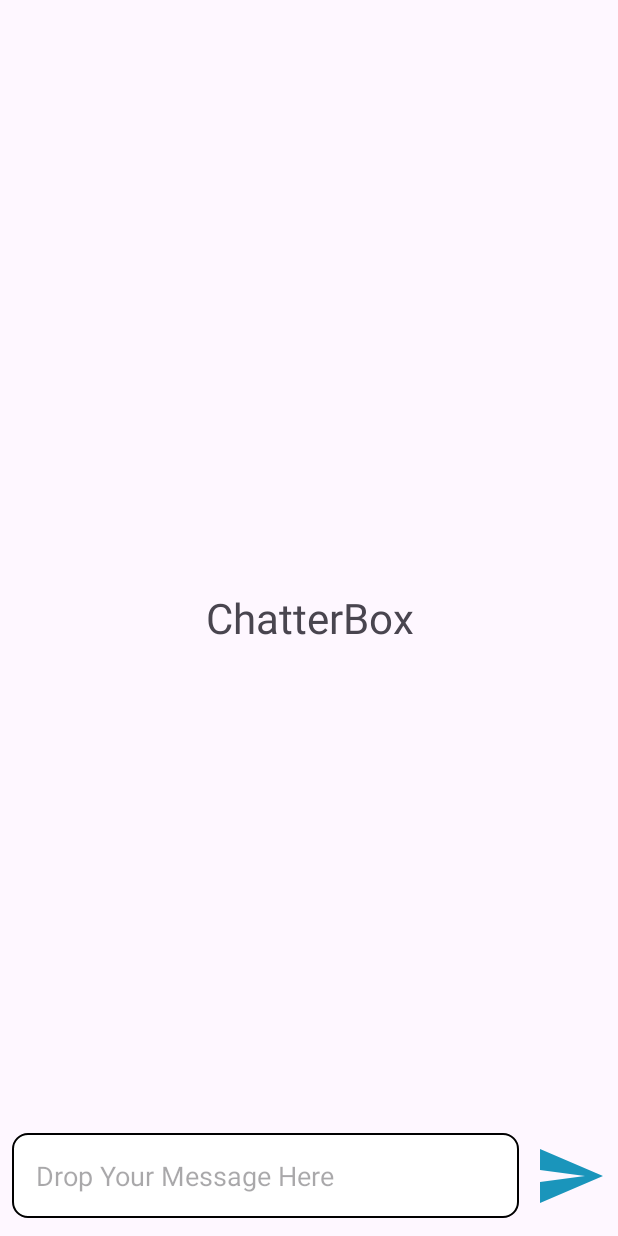
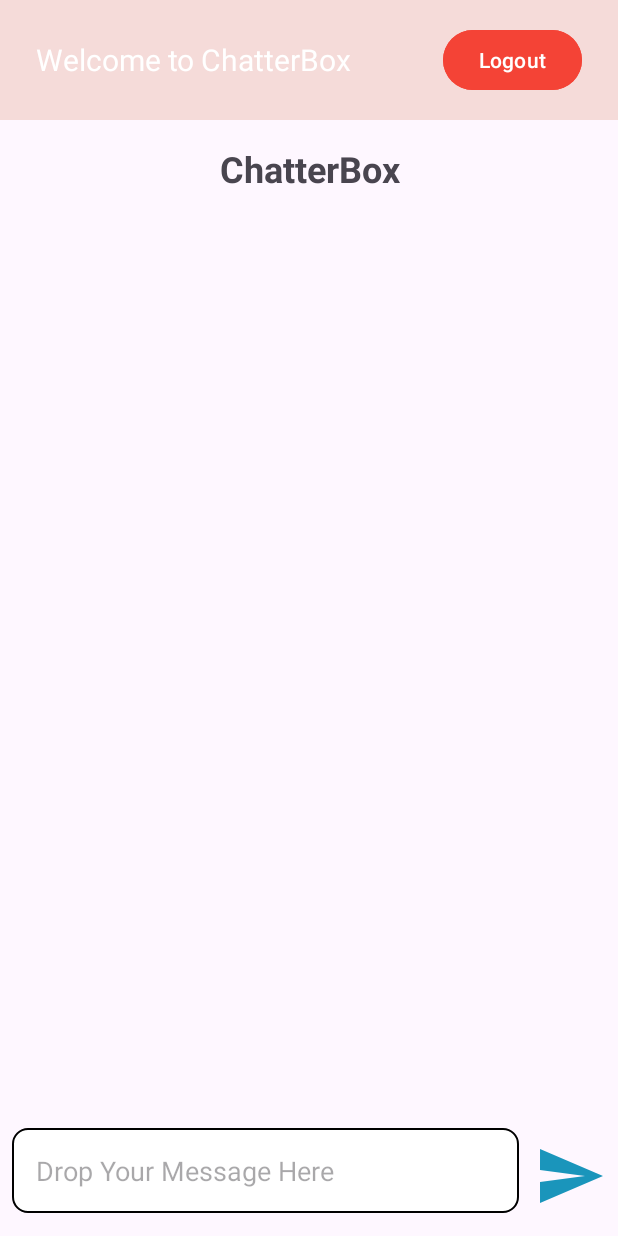
Before and after one commit to Aakashakx/ChatterBox, an Android app: the layout activity_main.xml on its own in the app's theme, with its tools: preview values and no code run, on a phone screen of 412 x 824 dp. Run offline under Robolectric (Android 15) with nearby library versions, the phone set to English and light mode, and no system bars.

Commit message:
Added style for login and logout

```diff
--- a/app/src/main/AndroidManifest.xml
+++ b/app/src/main/AndroidManifest.xml
@@ -1,6 +1,7 @@
 <?xml version="1.0" encoding="utf-8"?>
 <manifest xmlns:android="http://schemas.android.com/apk/res/android"
     xmlns:tools="http://schemas.android.com/tools">
+
     <uses-permission android:name="android.permission.INTERNET"/>
 
     <application
@@ -13,15 +14,21 @@
         android:supportsRtl="true"
         android:theme="@style/Theme.ChatterBox"
         tools:targetApi="31">
+
+        <!-- LoginActivity as the launcher activity -->
         <activity
-            android:name=".MainActivity"
+            android:name=".LoginActivity"
             android:exported="true">
             <intent-filter>
                 <action android:name="android.intent.action.MAIN" />
-
                 <category android:name="android.intent.category.LAUNCHER" />
             </intent-filter>
         </activity>
+
+        <!-- MainActivity declaration -->
+        <activity
+            android:name=".MainActivity"
+            android:exported="true" />
     </application>
 
 </manifest>
--- a/app/src/main/java/com/example/chatterbox/MainActivity.java
+++ b/app/src/main/java/com/example/chatterbox/MainActivity.java
@@ -1,8 +1,10 @@
 package com.example.chatterbox;
 
+import android.content.Intent;
 import android.os.Bundle;
 import android.util.Log;
 import android.view.View;
+import android.widget.Button;
 import android.widget.EditText;
 import android.widget.ImageButton;
 import android.widget.TextView;
@@ -64,8 +66,21 @@ public class MainActivity extends AppCompatActivity {
             messageEditText.setText("");
             callAPI(question);
             welcomeTextView.setVisibility(View.GONE);
+
+
+            Button logoutButton = findViewById(R.id.logout_button);
+            logoutButton.setOnClickListener(new View.OnClickListener() {
+                @Override
+                public void onClick(View v) {
+                    Intent intent = new Intent(MainActivity.this, LoginActivity.class);
+                    startActivity(intent);
+                    finish(); // Finish MainActivity to prevent going back on logout
+                }
+            });
         });
     }
+
+
 
     void addToChat(String message,String sentBy){
         runOnUiThread(new Runnable() {
--- a/app/src/main/res/drawable/rounded_corner.xml
+++ b/app/src/main/res/drawable/rounded_corner.xml
@@ -5,4 +5,10 @@
     <stroke android:width="1dp"/>
     <solid android:color="@color/white"/>
 
+    <shape>
+        <solid android:color="#FFFFFF" />
+        <corners android:radius="8dp" />
+        <stroke android:width="1dp" android:color="#DDDDDD" />
+    </shape>
+
 </shape>
--- a/app/src/main/res/layout/activity_main.xml
+++ b/app/src/main/res/layout/activity_main.xml
@@ -1,4 +1,3 @@
-<?xml version="1.0" encoding="utf-8"?>
 <RelativeLayout xmlns:android="http://schemas.android.com/apk/res/android"
     xmlns:app="http://schemas.android.com/apk/res-auto"
     xmlns:tools="http://schemas.android.com/tools"
@@ -6,54 +5,84 @@
     android:layout_height="match_parent"
     tools:context="com.example.chatterbox.MainActivity">
 
-    <androidx.recyclerview.widget.RecyclerView
+    <!-- Header Section -->
+    <RelativeLayout
+        android:id="@+id/header_layout"
         android:layout_width="match_parent"
-        android:layout_height="match_parent"
-        android:id="@+id/recycler_view"
-        android:layout_above="@id/bottom_layout"
-        />
+        android:layout_height="wrap_content"
+        android:padding="16dp"
+        android:background="@color/colorPrimary"
+        android:layout_alignParentTop="true">
+
+        <TextView
+            android:id="@+id/header_text"
+            android:layout_width="wrap_content"
+            android:layout_height="wrap_content"
+            android:text="Welcome to ChatterBox"
+            android:textSize="20sp"
+            android:textColor="@android:color/white"
+            android:layout_centerVertical="true"
+            android:layout_alignParentStart="true"
+            android:layout_marginStart="8dp" />
+
+        <Button
+            android:id="@+id/logout_button"
+            android:layout_width="wrap_content"
+            android:layout_height="wrap_content"
+            android:layout_alignParentEnd="true"
+            android:layout_centerVertical="true"
+            android:backgroundTint="@color/colorAccent"
+            android:text="Logout"
+            android:textColor="@android:color/white"
+            android:layout_marginEnd="8dp" />
+    </RelativeLayout>
+
+    <!-- Welcome Text -->
     <TextView
         android:layout_width="match_parent"
         android:layout_height="wrap_content"
         android:id="@+id/welcome_text"
-        android:layout_centerInParent="true"
+        android:layout_below="@id/header_layout"
         android:text="@string/chatterbox"
         android:gravity="center"
-        android:textSize="28dp"
-        />
+        android:textSize="24sp"
+        android:textStyle="bold"
+        android:padding="16dp" />
 
+    <!-- RecyclerView for Chat -->
+    <androidx.recyclerview.widget.RecyclerView
+        android:id="@+id/recycler_view"
+        android:layout_width="match_parent"
+        android:layout_height="match_parent"
+        android:layout_below="@id/welcome_text"
+        android:layout_above="@id/bottom_layout" />
+
+    <!-- Bottom Section for Input -->
     <RelativeLayout
+        android:id="@+id/bottom_layout"
         android:layout_width="match_parent"
         android:layout_height="80dp"
         android:layout_alignParentBottom="true"
-        android:padding="8dp"
-        android:id="@+id/bottom_layout">
+        android:padding="8dp">
+
         <EditText
+            android:id="@+id/message_edit_text"
             android:layout_width="match_parent"
             android:layout_height="wrap_content"
-            android:id="@+id/message_edit_text"
-            android:layout_centerInParent="true"
             android:hint="Drop Your Message Here"
             android:padding="16dp"
-            android:layout_toLeftOf="@id/send_button"
-            android:background="@drawable/rounded_corner"
-            />
+            android:layout_toStartOf="@id/send_button"
+            android:background="@drawable/rounded_corner" />
+
         <ImageButton
+            android:id="@+id/send_button"
             android:layout_width="48dp"
             android:layout_height="48dp"
-            android:id="@+id/send_button"
             android:layout_alignParentEnd="true"
-            android:layout_centerInParent="true"
+            android:layout_centerVertical="true"
             android:layout_marginStart="10dp"
-            android:padding="8dp"
             android:src="@drawable/ic_baseline_send_24"
-            android:background="?attr/selectableItemBackgroundBorderless"
-
-            />
-
-
+            android:background="?attr/selectableItemBackgroundBorderless" />
     </RelativeLayout>
 
-
-
 </RelativeLayout>
--- a/app/src/main/res/values/colors.xml
+++ b/app/src/main/res/values/colors.xml
@@ -7,4 +7,6 @@
     <color name="teal_700">#FF018786</color>
     <color name="black">#FF000000</color>
     <color name="white">#FFFFFFFF</color>
+    <color name="colorAccent">#F44336</color>
+    <color name="colorPrimary">#F5DBD9</color>
 </resources>
```
